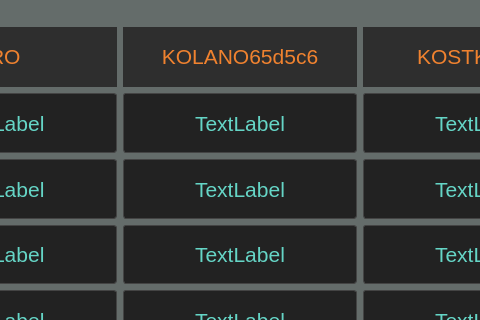
This is HEX_Service/mainwindow.ui in Maks-Tulewicz/WDS_projekt as Qt 5 draws it before an edit; both pictures show x 480 to 960 and y 0 to 320 of the 1104 by 531 pixel window. The edited form follows.
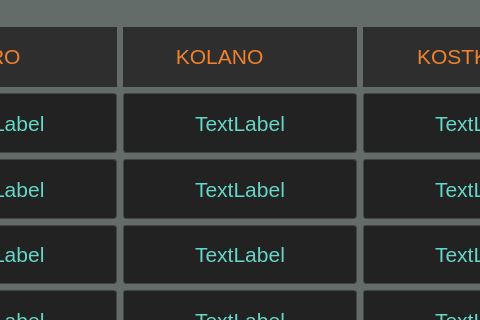
This is the edited form. The open tabs and pages were chosen to show the change. Icons and pictures are not drawn. Custom widgets are drawn as their Qt base class.

```diff
--- a/HEX_Service/mainwindow.ui
+++ b/HEX_Service/mainwindow.ui
@@ -687,7 +687,8 @@
 </string>
              </property>
              <property name="text">
-              <string>KOLANO65d5c6</string>
+              <string>KOLANO&lt;/span&gt;&amp;nbsp;&amp;nbsp;&amp;nbsp;&amp;nbsp;&amp;nbsp;&amp;nbsp;&lt;img src=&quot;:/icons/robot-leg_knee.png&quot; width=&quot;40&quot; height=&quot;40&quot; style=&quot;vertical-align:middle; margin-right: 10px;&quot;&gt;
+&lt;span style=&quot;vertical-align:middle;&quot;&gt;</string>
              </property>
              <property name="textFormat">
               <enum>Qt::RichText</enum>
```
Left out of the diff: 4 changed lines with no effect on the pictures.
